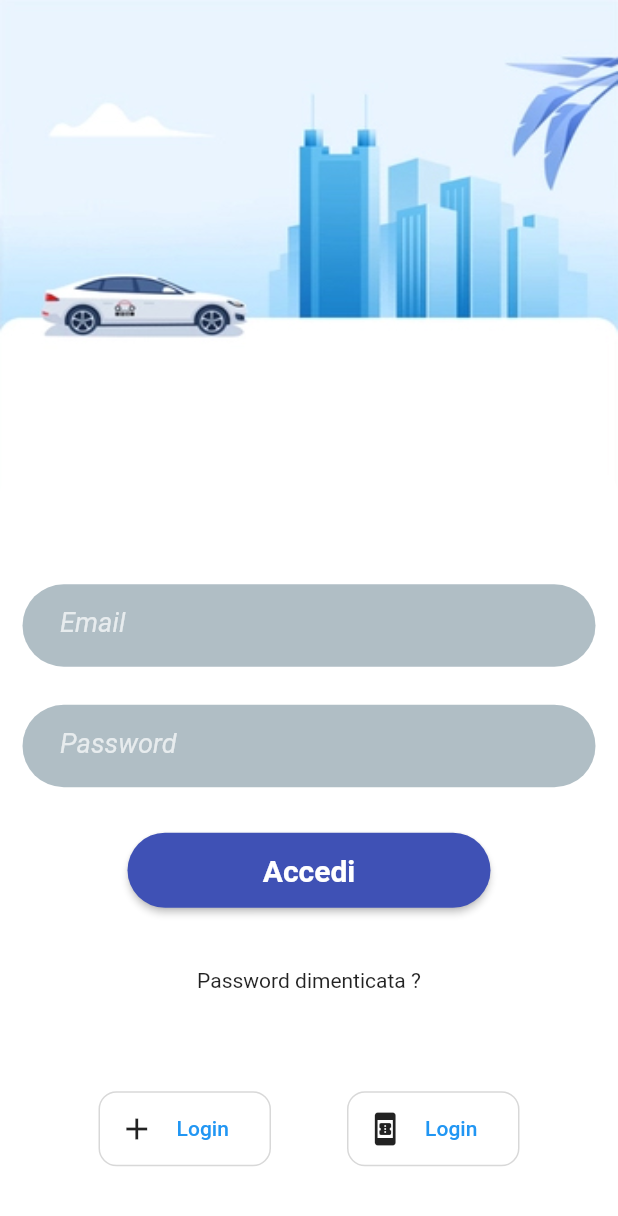
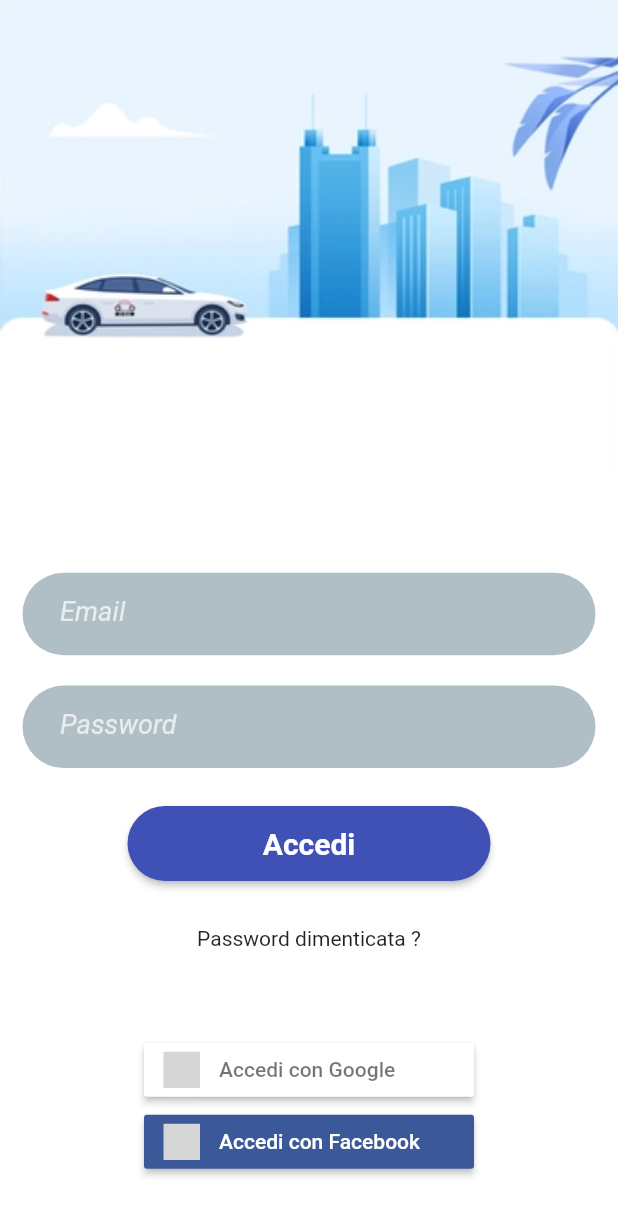
Before and after one commit to m4rcodc/V-Control_App, a Flutter app: the screen it shows after launch, after a tap on "Accedi", on a phone screen of 412 x 824 dp. Shown: the top 1216 px of the screen. Run offline on Flutter 3.47's test engine with Material 2 defaults, Android fonts, the light colour scheme and no system bars; our stand-ins replace dotted_border, dropdown_button2, firebase_auth, firebase_core, flutter_signin_button, flutter_speed_dial and 2 more; accounts and stored records are empty; network calls fail; grey boxes are pictures that could not be loaded.

Commit message:
register and login page fix

```diff
--- a/lib/Page/login_page.dart
+++ b/lib/Page/login_page.dart
@@ -1,5 +1,7 @@
 import 'package:firebase_auth/firebase_auth.dart';
 import 'package:flutter/material.dart';
+import 'package:flutter_signin_button/button_list.dart';
+import 'package:flutter_signin_button/button_view.dart';
 import 'home_page.dart';
 
 class LoginPage extends StatelessWidget {
@@ -118,11 +120,19 @@ class LoginPage extends StatelessWidget {
                     const SizedBox(height: 20),
                     Padding(
                       padding: const EdgeInsets.only(top: 25.0),
-                      child: Row(
+                      child: Column(
                         mainAxisAlignment: MainAxisAlignment.spaceEvenly,
                         children: [
-                          login(Icons.add),
-                          login(Icons.book_online),
+                          SignInButton(
+                            Buttons.Google,
+                            text: "Accedi con Google",
+                            onPressed: () {},
+                          ),
+                          SignInButton(
+                            Buttons.Facebook,
+                            text: 'Accedi con Facebook',
+                            onPressed: () {},
+                          )
                         ],
                       ),
                     ),
--- a/pubspec.yaml
+++ b/pubspec.yaml
@@ -36,6 +36,7 @@ dependencies:
 
   # The following adds the Cupertino Icons font to your application.
   # Use with the CupertinoIcons class for iOS style icons.
+
   cupertino_icons: ^1.0.2
   firebase_auth: ^4.0.2
   firebase_core: ^2.1.0
@@ -47,6 +48,7 @@ dependencies:
   dropdown_button2: ^1.8.8
   image_picker: ^0.8.6
   animated_button: ^0.2.0
+  flutter_signin_button: ^2.0.0
 
 dev_dependencies:
   flutter_test:
```
Also changed, not shown: pubspec.lock.
